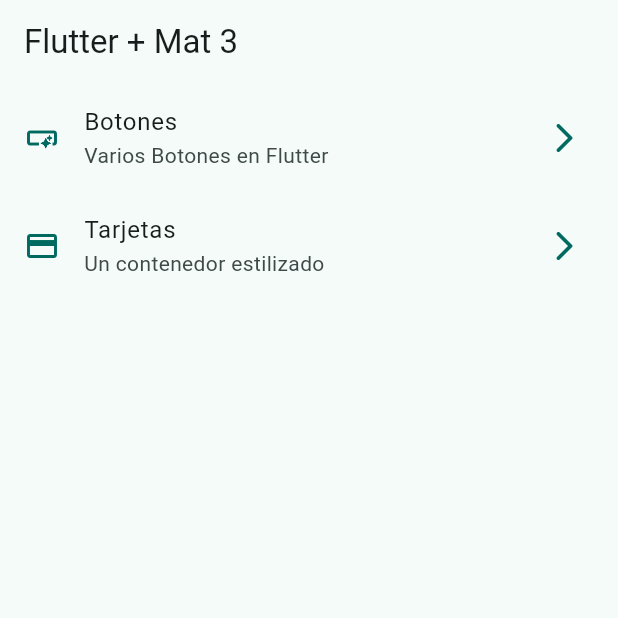
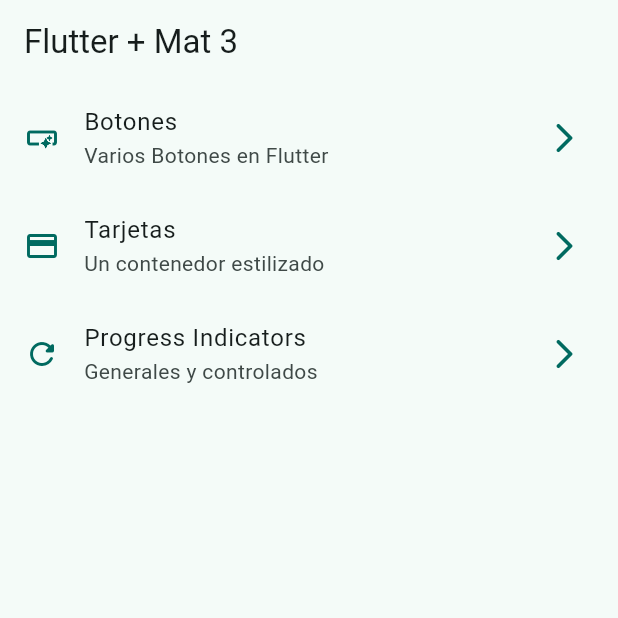
Before and after one commit to CDiegoSV/widgets_app, a Flutter app: the screen it shows after launch, on a phone screen of 412 x 824 dp, the top half of it. Run offline on Flutter 3.47's test engine with Material 3 defaults, Android fonts, the phone set to English and light mode, and no system bars; our stand-ins replace go_router.

Commit message:
Progress Indicators Finished

```diff
--- a/lib/config/theme/menu/menu_item.dart
+++ b/lib/config/theme/menu/menu_item.dart
@@ -32,4 +32,11 @@ const appMenuItems = <MenuItem>[
     icon: Icons.credit_card
   ),
 
+  MenuItem(
+    title: 'Progress Indicators',
+    subTitle: 'Generales y controlados',
+    link: '/progress',
+    icon: Icons.refresh_rounded
+  ),
+
 ];
--- a/lib/config/theme/router/app_router.dart
+++ b/lib/config/theme/router/app_router.dart
@@ -22,5 +22,11 @@ final appRouter = GoRouter(
       name: CardsScreen.name,
       builder: (context, state) => const CardsScreen(),
     ),
+
+    GoRoute(
+      path: '/progress',
+      name: ProgressScreen.name,
+      builder: (context, state) => const ProgressScreen(),
+    ),
   ],
 );
```
Also changed, not shown: lib/presentation/screens/progress/progress_screen.dart (+59 -1 lines).
